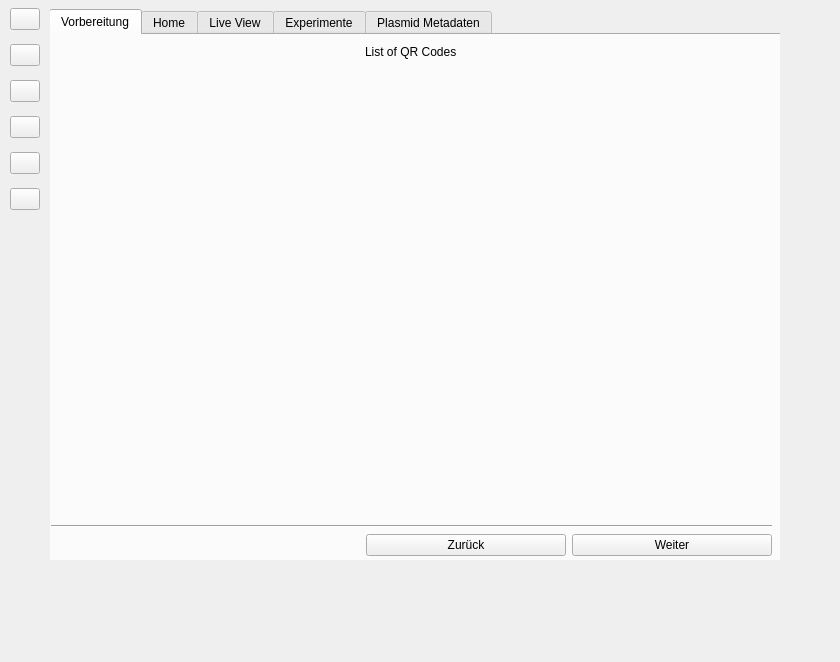
Above: GUI/Navigation.ui from Prof-Adrian-Mueller/Agile_Roboticsystems_Laborstrasse before the change. Below: the same form after it.
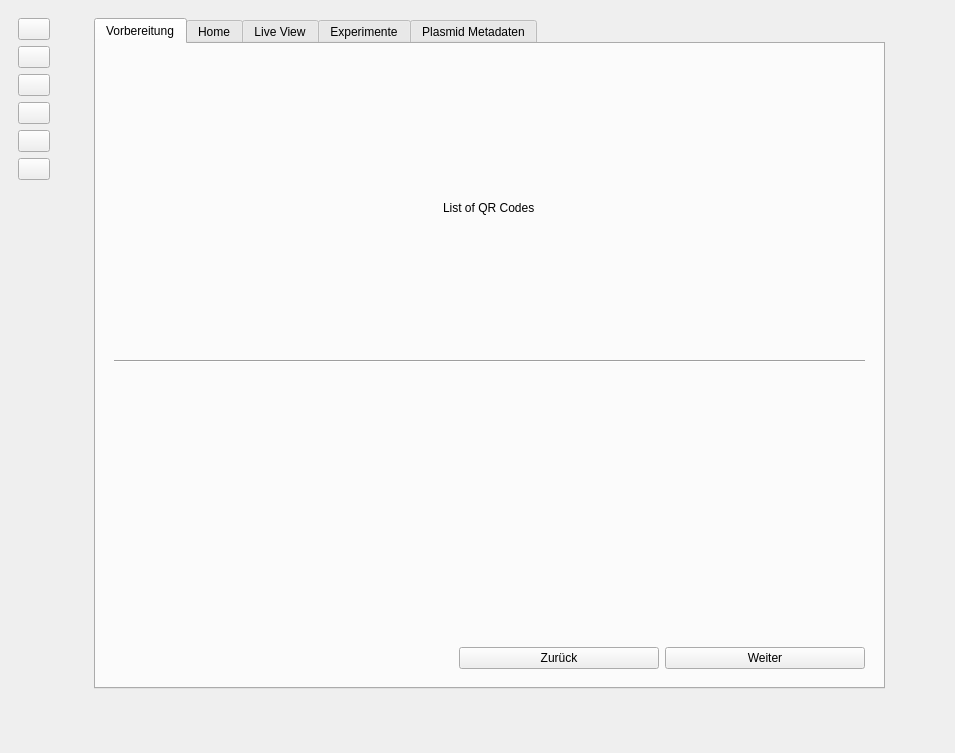
That is the form after the change. The open tabs and pages were chosen to show the change. Icons and pictures are not drawn.

Commit message:
resize window, part responsive layout
still working on responsive layout

The edit to the form file:
```diff
--- a/GUI/Navigation.ui
+++ b/GUI/Navigation.ui
@@ -6,20 +6,20 @@
    <rect>
     <x>0</x>
     <y>0</y>
-    <width>840</width>
-    <height>662</height>
+    <width>955</width>
+    <height>753</height>
    </rect>
   </property>
   <property name="sizePolicy">
-   <sizepolicy hsizetype="MinimumExpanding" vsizetype="MinimumExpanding">
+   <sizepolicy hsizetype="Expanding" vsizetype="Expanding">
     <horstretch>0</horstretch>
     <verstretch>0</verstretch>
    </sizepolicy>
   </property>
   <property name="minimumSize">
    <size>
-    <width>840</width>
-    <height>662</height>
+    <width>955</width>
+    <height>753</height>
    </size>
   </property>
   <property name="windowTitle">
@@ -32,30 +32,131 @@
      <verstretch>0</verstretch>
     </sizepolicy>
    </property>
-   <widget class="QWidget" name="widget_3" native="true">
-    <property name="geometry">
-     <rect>
-      <x>50</x>
-      <y>0</y>
-      <width>781</width>
-      <height>661</height>
-     </rect>
+   <layout class="QHBoxLayout" name="horizontalLayout_7">
+    <property name="sizeConstraint">
+     <enum>QLayout::SetMinimumSize</enum>
     </property>
+    <item>
+     <widget class="QWidget" name="leftNavigation" native="true">
+      <property name="sizePolicy">
+       <sizepolicy hsizetype="Minimum" vsizetype="Expanding">
+        <horstretch>0</horstretch>
+        <verstretch>0</verstretch>
+       </sizepolicy>
+      </property>
+      <property name="minimumSize">
+       <size>
+        <width>50</width>
+        <height>0</height>
+       </size>
+      </property>
+      <property name="maximumSize">
+       <size>
+        <width>50</width>
+        <height>16777215</height>
+       </size>
+      </property>
+      <layout class="QVBoxLayout" name="verticalLayout_5">
+       <item>
+        <layout class="QVBoxLayout" name="leftNavigationVerticalLayout">
+         <item>
+          <widget class="QPushButton" name="homeBtn">
+           <property name="text">
+            <string/>
+           </property>
+           <property name="icon">
+            <iconset resource="resources.qrc">
+             <normaloff>:/icons/img/homebig.png</normaloff>:/icons/img/homebig.png</iconset>
+           </property>
+          </widget>
+         </item>
+         <item>
+          <widget class="QPushButton" name="statistik">
+           <property name="text">
+            <string/>
+           </property>
+           <property name="icon">
+            <iconset resource="resources.qrc">
+             <normaloff>:/icons/img/graph-up.svg</normaloff>:/icons/img/graph-up.svg</iconset>
+           </property>
+          </widget>
+         </item>
+         <item>
+          <widget class="QPushButton" name="importBtn">
+           <property name="text">
+            <string/>
+           </property>
+           <property name="icon">
+            <iconset resource="resources.qrc">
+             <normaloff>:/icons/img/import-1.svg</normaloff>:/icons/img/import-1.svg</iconset>
+           </property>
+          </widget>
+         </item>
+         <item>
+          <widget class="QPushButton" name="qrGenBtn">
+           <property name="text">
+            <string/>
+           </property>
+           <property name="icon">
+            <iconset resource="resources.qrc">
+             <normaloff>:/icons/img/qr-code-scanner.svg</normaloff>:/icons/img/qr-code-scanner.svg</iconset>
+           </property>
+           <property name="flat">
+            <bool>false</bool>
+           </property>
+          </widget>
+         </item>
+         <item>
+          <widget class="QPushButton" name="settingsBtn">
+           <property name="text">
+            <string/>
+           </property>
+           <property name="icon">
+            <iconset resource="resources.qrc">
+             <normaloff>:/icons/img/settings.svg</normaloff>:/icons/img/settings.svg</iconset>
+           </property>
+          </widget>
+         </item>
+         <item>
+          <widget class="QPushButton" name="cliBtn">
+           <property name="text">
+            <string/>
+           </property>
+           <property name="icon">
+            <iconset resource="resources.qrc">
+             <normaloff>:/icons/img/command-line.svg</normaloff>:/icons/img/command-line.svg</iconset>
+           </property>
+          </widget>
+         </item>
+         <item>
+          <spacer name="verticalSpacer_3">
+           <property name="orientation">
+            <enum>Qt::Vertical</enum>
+           </property>
+           <property name="sizeHint" stdset="0">
+            <size>
+             <width>20</width>
+             <height>40</height>
+            </size>
+           </property>
+          </spacer>
+         </item>
+        </layout>
+       </item>
+      </layout>
+     </widget>
+    </item>
+    <item>
+     <widget class="QWidget" name="mainContentWidget" native="true">
     <property name="sizePolicy">
      <sizepolicy hsizetype="Expanding" vsizetype="Expanding">
       <horstretch>0</horstretch>
       <verstretch>0</verstretch>
      </sizepolicy>
     </property>
+      <layout class="QVBoxLayout" name="verticalLayout_3">
+       <item>
     <widget class="QStackedWidget" name="stackedWidget">
-     <property name="geometry">
-      <rect>
-       <x>-21</x>
-       <y>9</y>
-       <width>751</width>
-       <height>551</height>
-      </rect>
-     </property>
      <property name="sizePolicy">
       <sizepolicy hsizetype="Expanding" vsizetype="Expanding">
        <horstretch>0</horstretch>
@@ -80,8 +181,8 @@
         <rect>
          <x>20</x>
          <y>0</y>
-         <width>751</width>
-         <height>591</height>
+             <width>791</width>
+             <height>671</height>
         </rect>
        </property>
        <property name="tabShape">
@@ -100,35 +201,29 @@
         <attribute name="title">
          <string>Vorbereitung</string>
         </attribute>
+            <layout class="QHBoxLayout" name="horizontalLayout_12">
+             <item>
         <widget class="QStackedWidget" name="vorbereitungStackedTab">
-         <property name="geometry">
-          <rect>
-           <x>0</x>
-           <y>10</y>
-           <width>741</width>
-           <height>591</height>
-          </rect>
-         </property>
          <property name="sizePolicy">
-          <sizepolicy hsizetype="Expanding" vsizetype="Expanding">
+                <sizepolicy hsizetype="MinimumExpanding" vsizetype="MinimumExpanding">
            <horstretch>0</horstretch>
            <verstretch>0</verstretch>
           </sizepolicy>
          </property>
-         <widget class="QWidget" name="vorbereitungPage1" native="true">
+               <widget class="QWidget" name="vorbereitungPage1">
           <property name="sizePolicy">
            <sizepolicy hsizetype="Expanding" vsizetype="Expanding">
             <horstretch>0</horstretch>
             <verstretch>0</verstretch>
            </sizepolicy>
           </property>
-          <widget class="QWidget" name="">
+                <widget class="QWidget" name="layoutWidget">
            <property name="geometry">
             <rect>
              <x>1</x>
              <y>1</y>
-             <width>711</width>
-             <height>501</height>
+                   <width>791</width>
+                   <height>591</height>
             </rect>
            </property>
            <layout class="QVBoxLayout" name="verticalLayout">
@@ -204,6 +299,19 @@
               <widget class="QDateTimeEdit" name="datumLE"/>
              </widget>
             </item>
+                  <item>
+                   <spacer name="verticalSpacer_4">
+                    <property name="orientation">
+                     <enum>Qt::Vertical</enum>
+                    </property>
+                    <property name="sizeHint" stdset="0">
+                     <size>
+                      <width>20</width>
+                      <height>40</height>
+                     </size>
+                    </property>
+                   </spacer>
+                  </item>
             <item alignment="Qt::AlignHCenter">
              <widget class="QLabel" name="label_14">
               <property name="maximumSize">
@@ -268,9 +376,6 @@
                 <property name="text">
                  <string>Weiter</string>
                 </property>
-                <attribute name="buttonGroup">
-                 <string notr="true">buttonGroup</string>
-                </attribute>
                </widget>
               </item>
              </layout>
@@ -279,7 +384,13 @@
           </widget>
          </widget>
          <widget class="QWidget" name="vorbereitungPage2">
-          <widget class="QWidget" name="">
+                <property name="sizePolicy">
+                 <sizepolicy hsizetype="Expanding" vsizetype="Expanding">
+                  <horstretch>0</horstretch>
+                  <verstretch>0</verstretch>
+                 </sizepolicy>
+                </property>
+                <widget class="QWidget" name="layoutWidget">
            <property name="geometry">
             <rect>
              <x>20</x>
@@ -379,6 +490,12 @@
           </widget>
          </widget>
          <widget class="QWidget" name="vorbereitungPage4">
+                <property name="sizePolicy">
+                 <sizepolicy hsizetype="Expanding" vsizetype="Expanding">
+                  <horstretch>0</horstretch>
+                  <verstretch>0</verstretch>
+                 </sizepolicy>
+                </property>
           <widget class="QWidget" name="horizontalLayoutWidget_4">
            <property name="geometry">
             <rect>
@@ -444,6 +561,12 @@
           </widget>
          </widget>
          <widget class="QWidget" name="vorbereitungPage5">
+                <property name="sizePolicy">
+                 <sizepolicy hsizetype="Expanding" vsizetype="Expanding">
+                  <horstretch>0</horstretch>
+                  <verstretch>0</verstretch>
+                 </sizepolicy>
+                </property>
           <widget class="QWidget" name="horizontalLayoutWidget_6">
            <property name="geometry">
             <rect>
@@ -509,15 +632,14 @@
           </widget>
          </widget>
          <widget class="QWidget" name="vorbereitungPage3">
-          <widget class="QWidget" name="">
-           <property name="geometry">
-            <rect>
-             <x>0</x>
-             <y>0</y>
-             <width>721</width>
-             <height>511</height>
-            </rect>
-           </property>
+                <property name="sizePolicy">
+                 <sizepolicy hsizetype="Expanding" vsizetype="Expanding">
+                  <horstretch>0</horstretch>
+                  <verstretch>0</verstretch>
+                 </sizepolicy>
+                </property>
+                <layout class="QVBoxLayout" name="verticalLayout_9">
+                 <item>
            <layout class="QVBoxLayout" name="verticalLayout_4">
             <item>
              <layout class="QVBoxLayout" name="qrCodesListForExp">
@@ -528,19 +650,6 @@
                 </property>
                </widget>
               </item>
-              <item>
-               <spacer name="verticalSpacer_2">
-                <property name="orientation">
-                 <enum>Qt::Vertical</enum>
-                </property>
-                <property name="sizeHint" stdset="0">
-                 <size>
-                  <width>20</width>
-                  <height>40</height>
-                 </size>
-                </property>
-               </spacer>
-              </item>
               <item>
                <widget class="Line" name="line">
                 <property name="orientation">
@@ -565,7 +674,7 @@
                 </property>
                </spacer>
               </item>
-              <item>
+                     <item alignment="Qt::AlignBottom">
                <widget class="QPushButton" name="vorbereitungPrev_2">
                 <property name="minimumSize">
                  <size>
@@ -584,7 +693,7 @@
                 </property>
                </widget>
               </item>
-              <item>
+                     <item alignment="Qt::AlignBottom">
                <widget class="QPushButton" name="vorbereitungWeiter_3">
                 <property name="minimumSize">
                  <size>
@@ -606,9 +715,12 @@
              </layout>
             </item>
            </layout>
-          </widget>
-         </widget>
-        </widget>
+                 </item>
+                </layout>
+               </widget>
+              </widget>
+             </item>
+            </layout>
        </widget>
        <widget class="QWidget" name="liveViewTab">
         <property name="sizePolicy">
@@ -632,15 +744,8 @@
         <attribute name="title">
          <string>Home</string>
         </attribute>
-        <widget class="QWidget" name="layoutWidget">
-         <property name="geometry">
-          <rect>
-           <x>50</x>
-           <y>10</y>
-           <width>661</width>
-           <height>91</height>
-          </rect>
-         </property>
+            <layout class="QVBoxLayout" name="verticalLayout_8">
+             <item>
          <layout class="QHBoxLayout" name="horizontalLayout_2">
           <item>
            <layout class="QVBoxLayout" name="startEntTextLayout">
@@ -651,16 +756,7 @@
               </property>
              </widget>
             </item>
-            <item>
-             <widget class="QLabel" name="entInfo">
-              <property name="text">
-               <string>Info</string>
-              </property>
-             </widget>
-            </item>
-           </layout>
-          </item>
-          <item>
+                 <item alignment="Qt::AlignRight">
            <widget class="QPushButton" name="startEnTBtn">
             <property name="sizePolicy">
              <sizepolicy hsizetype="Maximum" vsizetype="Maximum">
@@ -684,8 +780,31 @@
             </property>
            </widget>
           </item>
-         </layout>
-        </widget>
+                 <item>
+                  <widget class="QLabel" name="entInfo">
+                   <property name="text">
+                    <string>Info</string>
+                   </property>
+                  </widget>
+                 </item>
+                 <item>
+                  <spacer name="verticalSpacer_5">
+                   <property name="orientation">
+                    <enum>Qt::Vertical</enum>
+                   </property>
+                   <property name="sizeHint" stdset="0">
+                    <size>
+                     <width>20</width>
+                     <height>40</height>
+                    </size>
+                   </property>
+                  </spacer>
+                 </item>
+                </layout>
+               </item>
+              </layout>
+             </item>
+            </layout>
        </widget>
        <widget class="QWidget" name="tabWidgetHistory">
         <property name="sizePolicy">
@@ -817,15 +936,9 @@
         <verstretch>0</verstretch>
        </sizepolicy>
       </property>
+          <layout class="QVBoxLayout" name="verticalLayout_7">
+           <item>
       <widget class="QFrame" name="cliPageFrameframe">
-       <property name="geometry">
-        <rect>
-         <x>19</x>
-         <y>-11</y>
-         <width>800</width>
-         <height>614</height>
-        </rect>
-       </property>
        <property name="sizePolicy">
         <sizepolicy hsizetype="Expanding" vsizetype="Expanding">
          <horstretch>0</horstretch>
@@ -838,15 +951,9 @@
          <height>614</height>
         </size>
        </property>
+             <layout class="QVBoxLayout" name="verticalLayout_6">
+              <item>
        <widget class="QWidget" name="cliOutputArea" native="true">
-        <property name="geometry">
-         <rect>
-          <x>-1</x>
-          <y>9</y>
-          <width>731</width>
-          <height>461</height>
-         </rect>
-        </property>
         <property name="sizePolicy">
          <sizepolicy hsizetype="Expanding" vsizetype="Expanding">
           <horstretch>0</horstretch>
@@ -854,17 +961,13 @@
          </sizepolicy>
         </property>
        </widget>
-       <widget class="QWidget" name="layoutWidget">
-        <property name="geometry">
-         <rect>
-          <x>20</x>
-          <y>480</y>
-          <width>681</width>
-          <height>71</height>
-         </rect>
-        </property>
+              </item>
+              <item>
         <layout class="QHBoxLayout" name="horizontalLayout_3">
-         <item>
+                <property name="sizeConstraint">
+                 <enum>QLayout::SetMinimumSize</enum>
+                </property>
+                <item alignment="Qt::AlignBottom">
           <widget class="QLineEdit" name="inputTextFromCli"/>
          </item>
          <item>
@@ -875,10 +978,13 @@
           </widget>
          </item>
         </layout>
-       </widget>
-      </widget>
-     </widget>
-     <widget class="QWidget" name="impotPage">
+              </item>
+             </layout>
+            </widget>
+           </item>
+          </layout>
+         </widget>
+         <widget class="QWidget" name="importPage">
       <property name="sizePolicy">
        <sizepolicy hsizetype="Expanding" vsizetype="Expanding">
         <horstretch>0</horstretch>
@@ -1051,167 +1157,46 @@
         <verstretch>0</verstretch>
        </sizepolicy>
       </property>
-      <widget class="QLabel" name="label_5">
+          <widget class="QWidget" name="">
        <property name="geometry">
         <rect>
-         <x>40</x>
-         <y>10</y>
-         <width>91</width>
-         <height>21</height>
-        </rect>
-       </property>
-       <property name="text">
-        <string>Settings</string>
-       </property>
-      </widget>
+             <x>10</x>
+             <y>-10</y>
+             <width>861</width>
+             <height>711</height>
+            </rect>
+           </property>
+           <layout class="QHBoxLayout" name="horizontalLayout_11">
+            <item>
       <widget class="QLabel" name="label_3">
-       <property name="geometry">
-        <rect>
-         <x>40</x>
-         <y>40</y>
-         <width>221</width>
-         <height>16</height>
-        </rect>
-       </property>
        <property name="text">
         <string>Resize Window Frame</string>
        </property>
       </widget>
+            </item>
+            <item>
+             <widget class="QLabel" name="label_5">
+              <property name="text">
+               <string>Settings</string>
+              </property>
+             </widget>
+            </item>
+            <item>
       <widget class="QSlider" name="windowResizeSlider">
-       <property name="geometry">
-        <rect>
-         <x>40</x>
-         <y>60</y>
-         <width>651</width>
-         <height>22</height>
-        </rect>
-       </property>
        <property name="orientation">
         <enum>Qt::Horizontal</enum>
        </property>
       </widget>
-     </widget>
-    </widget>
-   </widget>
-   <widget class="QWidget" name="leftNavigation" native="true">
-    <property name="geometry">
-     <rect>
-      <x>10</x>
-      <y>0</y>
-      <width>41</width>
-      <height>601</height>
-     </rect>
-    </property>
-    <widget class="QWidget" name="layoutWidget">
-     <property name="geometry">
-      <rect>
-       <x>0</x>
-       <y>0</y>
-       <width>30</width>
-       <height>221</height>
-      </rect>
-     </property>
-     <layout class="QVBoxLayout" name="leftNavigationVerticalLayout">
-      <item>
-       <widget class="QPushButton" name="homeBtn">
-        <property name="text">
-         <string/>
-        </property>
-        <property name="icon">
-         <iconset resource="resources.qrc">
-          <normaloff>:/icons/img/homebig.png</normaloff>:/icons/img/homebig.png</iconset>
-        </property>
-       </widget>
-      </item>
-      <item>
-       <widget class="QPushButton" name="statistik">
-        <property name="text">
-         <string/>
-        </property>
-        <property name="icon">
-         <iconset resource="resources.qrc">
-          <normaloff>:/icons/img/graph-up.svg</normaloff>:/icons/img/graph-up.svg</iconset>
-        </property>
-       </widget>
-      </item>
-      <item>
-       <widget class="QPushButton" name="importBtn">
-        <property name="text">
-         <string/>
-        </property>
-        <property name="icon">
-         <iconset resource="resources.qrc">
-          <normaloff>:/icons/img/import-1.svg</normaloff>:/icons/img/import-1.svg</iconset>
-        </property>
-       </widget>
-      </item>
-      <item>
-       <widget class="QPushButton" name="qrGenBtn">
-        <property name="text">
-         <string/>
-        </property>
-        <property name="icon">
-         <iconset resource="resources.qrc">
-          <normaloff>:/icons/img/qr-code-scanner.svg</normaloff>:/icons/img/qr-code-scanner.svg</iconset>
-        </property>
-        <property name="flat">
-         <bool>false</bool>
-        </property>
-       </widget>
-      </item>
-      <item>
-       <widget class="QPushButton" name="settingsBtn">
-        <property name="text">
-         <string/>
-        </property>
-        <property name="icon">
-         <iconset resource="resources.qrc">
-          <normaloff>:/icons/img/settings.svg</normaloff>:/icons/img/settings.svg</iconset>
-        </property>
-       </widget>
-      </item>
-      <item>
-       <widget class="QPushButton" name="cliBtn">
-        <property name="text">
-         <string/>
-        </property>
-        <property name="icon">
-         <iconset resource="resources.qrc">
-          <normaloff>:/icons/img/command-line.svg</normaloff>:/icons/img/command-line.svg</iconset>
-        </property>
-       </widget>
-      </item>
-     </layout>
-    </widget>
-   </widget>
-   <widget class="QWidget" name="modalDialogBackground" native="true">
-    <property name="geometry">
-     <rect>
-      <x>0</x>
-      <y>40</y>
-      <width>831</width>
-      <height>621</height>
-     </rect>
-    </property>
-    <property name="sizePolicy">
-     <sizepolicy hsizetype="Expanding" vsizetype="Expanding">
-      <horstretch>0</horstretch>
-      <verstretch>0</verstretch>
-     </sizepolicy>
-    </property>
-    <property name="minimumSize">
-     <size>
-      <width>801</width>
-      <height>0</height>
-     </size>
-    </property>
-    <property name="styleSheet">
-     <string notr="true"/>
-    </property>
-   </widget>
-   <zorder>modalDialogBackground</zorder>
-   <zorder>widget_3</zorder>
-   <zorder>leftNavigation</zorder>
+            </item>
+           </layout>
+          </widget>
+         </widget>
+        </widget>
+       </item>
+      </layout>
+     </widget>
+    </item>
+   </layout>
   </widget>
  </widget>
  <resources>
```
Left out of the diff: 3 changed lines with no effect on the pictures. Lines whose indentation alone changed are shown as unchanged. The commit also changes 5 other files.
